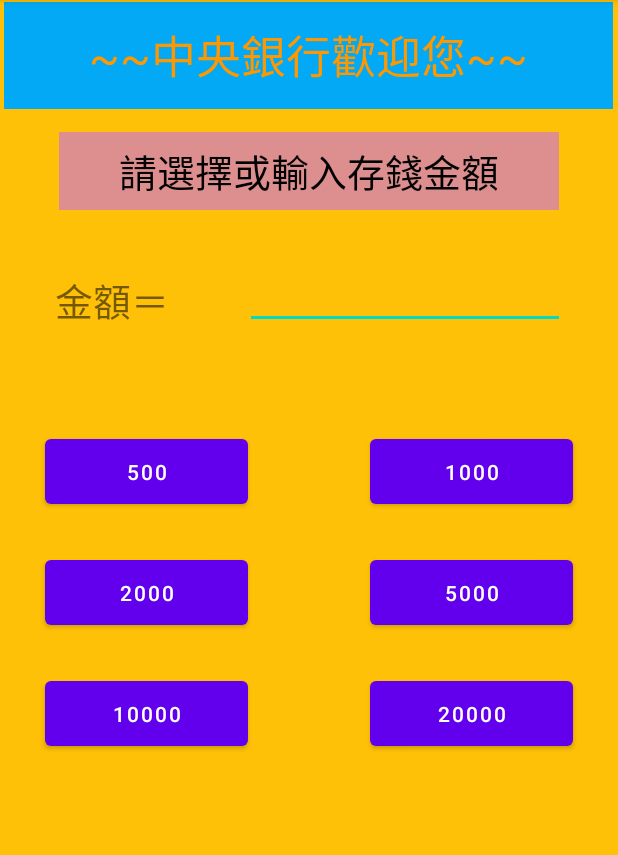
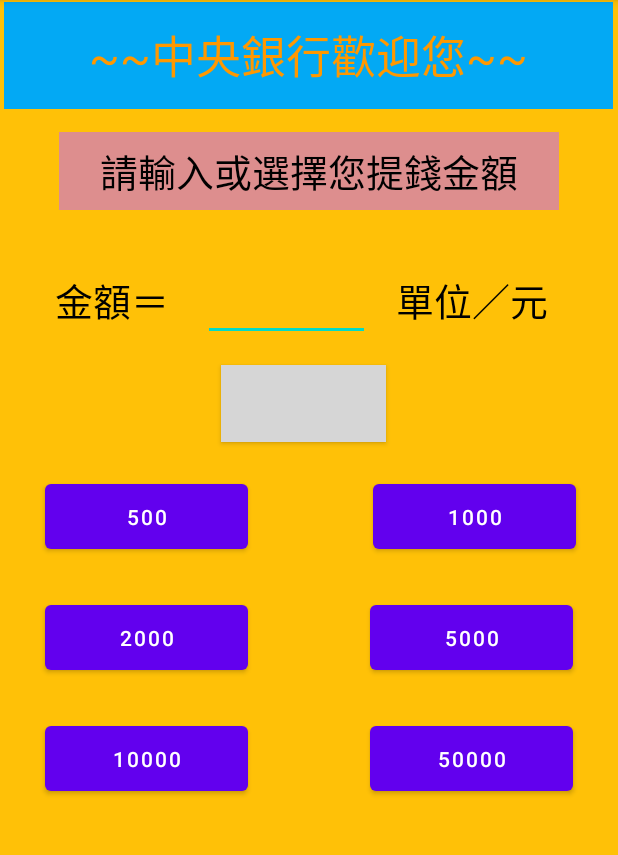
Before and after one commit to orangelee88/BankTest, an Android app: the TakeMoney screen opened directly, with no data from a screen before it, on a phone screen of 412 x 824 dp, the part 84-939 px from its top. Run offline under Robolectric (Android 15) with nearby library versions, the phone set to English and light mode, and no system bars; grey boxes are pictures that could not be loaded.

Commit message:
add TakeMoney Actitity

```diff
--- a/app/src/main/java/com/example/mybank/CheckBalances.java
+++ b/app/src/main/java/com/example/mybank/CheckBalances.java
@@ -11,6 +11,7 @@ import android.widget.Toast;
 
 public class CheckBalances extends AppCompatActivity {
     int a = 100000;
+
     /**初始值　100000元*/
     @Override
     protected void onCreate(Bundle savedInstanceState) {
@@ -22,6 +23,10 @@ public class CheckBalances extends AppCompatActivity {
             TextView result = findViewById( R.id.tv5 );/**取得 顯示金額*/
             result.setText( a );
         }
+        String money = getSharedPreferences("SaveMoney", MODE_PRIVATE)
+                .getString("money", "a");
+        TextView result = findViewById( R.id.tv5 );/**取得 顯示金額*/
+        result.setText( money );
         Button button1 = findViewById( R.id.btn1 );  /**返回按鈕*/
         button1.setOnClickListener( new View.OnClickListener() {
 
--- a/app/src/main/java/com/example/mybank/MainActivity2.java
+++ b/app/src/main/java/com/example/mybank/MainActivity2.java
@@ -43,7 +43,7 @@ public class MainActivity2 extends AppCompatActivity {
         public void onClick(View v) {
 
             Toast.makeText( MainActivity2.this, "進入銀行領錢頁面", Toast.LENGTH_SHORT ).show();
-            Intent intent = new Intent( MainActivity2.this,TakeMoney.class );/** 跳下一頁存錢頁面*/
+            Intent intent = new Intent( MainActivity2.this,TakeMoney.class );/** 跳下一頁提錢頁面*/
             startActivity( intent );
         }
         } );
--- a/app/src/main/java/com/example/mybank/TakeMoney.java
+++ b/app/src/main/java/com/example/mybank/TakeMoney.java
@@ -2,13 +2,122 @@ package com.example.mybank;
 
 import androidx.appcompat.app.AppCompatActivity;
 
+import android.content.Intent;
+import android.content.SharedPreferences;
 import android.os.Bundle;
+import android.view.View;
+import android.widget.Button;
+import android.widget.EditText;
+import android.widget.TextView;
+import android.widget.Toast;
 
 public class TakeMoney extends AppCompatActivity {
-
+    int a = 100000;
+    EditText m;                //宣告全域變數,// 輸入者結果
     @Override
     protected void onCreate(Bundle savedInstanceState) {
         super.onCreate( savedInstanceState );
         setContentView( R.layout.activity_take_money );
+        m = (EditText) findViewById( R.id.InputMoney );     // 取得輸入者金額
+        Button button1 = findViewById( R.id.btn1 );
+        button1.setOnClickListener( new View.OnClickListener() {
+
+
+            @Override
+            public void onClick(View v) {
+
+                TextView addText = findViewById( R.id.InputMoney );/** 把值-500元*/
+                a = a - 500; /**金額-500動作*/
+                String s = Integer.toString( a );
+                addText.setText( s );
+                Toast.makeText( TakeMoney.this, "提錢500元", Toast.LENGTH_SHORT ).show();
+            }
+        } );
+
+        Button button2 = findViewById( R.id.btn2 );
+        button2.setOnClickListener( new View.OnClickListener() {
+
+            @Override
+            public void onClick(View v) {
+                TextView addText = findViewById( R.id.InputMoney );/** 把值-1000元*/
+                a = a - 1000; /**金額-1000動作*/
+                String s = Integer.toString( a );
+                addText.setText( s );
+                Toast.makeText( TakeMoney.this, "提錢1000元", Toast.LENGTH_SHORT ).show();
+            }
+        } );
+
+        Button button3 = findViewById( R.id.btn3 );
+        button3.setOnClickListener( new View.OnClickListener() {
+
+            @Override
+            public void onClick(View v) {
+                TextView addText = findViewById( R.id.InputMoney );/** 把值-2000元*/
+                a = a - 2000; /**金額-2000動作*/
+                String s = Integer.toString( a );
+                addText.setText( s );
+                Toast.makeText( TakeMoney.this, "提錢2000元", Toast.LENGTH_SHORT ).show();
+            }
+        } );
+
+        Button button4 = findViewById( R.id.btn4 );
+        button4.setOnClickListener( new View.OnClickListener() {
+
+            @Override
+            public void onClick(View v) {
+                TextView addText = findViewById( R.id.InputMoney );/** 把值-5000元*/
+                a = a - 5000; /**金額-5000動作*/
+                String s = Integer.toString( a );
+                addText.setText( s );
+                Toast.makeText( TakeMoney.this, "提錢5000元", Toast.LENGTH_SHORT ).show();
+            }
+        } );
+
+        Button button5 = findViewById( R.id.btn5 );
+        button5.setOnClickListener( new View.OnClickListener() {
+
+            @Override
+            public void onClick(View v) {
+                TextView addText = findViewById( R.id.InputMoney );/** 把值-10000元*/
+                a = a - 10000; /**金額-10000動作*/
+                String s = Integer.toString( a );
+                addText.setText( s );
+                Toast.makeText( TakeMoney.this, "提錢10000元", Toast.LENGTH_SHORT ).show();
+            }
+        } );
+
+        Button button6 = findViewById( R.id.btn6 );
+        button6.setOnClickListener( new View.OnClickListener() {
+
+            @Override
+            public void onClick(View v) {
+                TextView addText = findViewById( R.id.InputMoney );/** 把值-50000元*/
+                a = a - 50000; /**金額-50000動作*/
+                String s = Integer.toString( a );
+                addText.setText( s );
+                Toast.makeText( TakeMoney.this, "提錢50000元", Toast.LENGTH_SHORT ).show();
+            }
+        } );
+
+        Button button7 = findViewById( R.id.btn7 );/**點擊確認按鈕*/
+        button7.setOnClickListener( new View.OnClickListener() {
+
+            @Override
+            public void onClick(View v) {
+
+                SharedPreferences save = getSharedPreferences( "TakeMoney", MODE_PRIVATE );
+                save.edit().putString( "money", m.getText().toString() )
+                        .apply();
+
+                Intent intent = new Intent();
+                intent.setClass( TakeMoney.this, CheckBalances.class );
+                Bundle bundle = new Bundle(); /**new一個Bundle物件，並將要傳遞的資料傳入*/
+                bundle.putString( "sum", m.getText().toString() );
+                intent.putExtras( bundle );   // 記得put進去，不然資料不會帶過去
+                Toast.makeText( TakeMoney.this, "顯示存款金額", Toast.LENGTH_SHORT ).show();
+                /**啟用意圖*/
+                startActivity( intent );
+            }
+        } );
     }
 }
--- a/app/src/main/res/layout/activity_take_money.xml
+++ b/app/src/main/res/layout/activity_take_money.xml
@@ -34,7 +34,7 @@
         android:layout_marginRight="50dp"
         android:background="#DD8E8E"
         android:gravity="center"
-        android:text="請選擇或輸入存錢金額"
+        android:text="請輸入或選擇您提錢金額"
         android:textColor="@color/black"
         android:textSize="25dp"
         app:layout_constraintEnd_toEndOf="parent"
@@ -50,6 +50,7 @@
         android:layout_marginLeft="16dp"
         android:layout_marginTop="23dp"
         android:gravity="center"
+        android:textColor="@color/black"
         android:text="金額＝"
         android:textSize="25dp"
         app:layout_constraintStart_toStartOf="parent"
@@ -58,13 +59,14 @@
 
     <EditText
         android:id="@+id/InputMoney"
-        android:layout_width="wrap_content"
-        android:layout_height="wrap_content"
-        android:layout_marginStart="30dp"
-        android:layout_marginLeft="30dp"
-        android:layout_marginTop="34dp"
+        android:layout_width="111dp"
+        android:layout_height="55dp"
+        android:layout_marginStart="2dp"
+        android:layout_marginLeft="2dp"
+        android:layout_marginTop="32dp"
         android:ems="10"
         android:inputType="number"
+        android:textColor="@color/black"
         app:layout_constraintStart_toEndOf="@+id/Show"
         app:layout_constraintTop_toBottomOf="@+id/text2"
         tools:ignore="MissingConstraints" />
@@ -75,7 +77,7 @@
         android:layout_height="55dp"
         android:layout_marginStart="30dp"
         android:layout_marginLeft="30dp"
-        android:layout_marginTop="50dp"
+        android:layout_marginTop="80dp"
         android:text="500"
         app:layout_constraintStart_toStartOf="parent"
         app:layout_constraintTop_toBottomOf="@+id/Show"
@@ -85,9 +87,9 @@
         android:id="@+id/btn2"
         android:layout_width="135dp"
         android:layout_height="55dp"
-        android:layout_marginTop="50dp"
-        android:layout_marginEnd="30dp"
-        android:layout_marginRight="30dp"
+        android:layout_marginTop="80dp"
+        android:layout_marginEnd="28dp"
+        android:layout_marginRight="28dp"
         android:text="1000"
         app:layout_constraintEnd_toEndOf="parent"
         app:layout_constraintTop_toBottomOf="@+id/Show"
@@ -136,9 +138,42 @@
         android:layout_marginTop="25dp"
         android:layout_marginEnd="30dp"
         android:layout_marginRight="30dp"
-        android:text="20000"
+        android:text="50000"
         app:layout_constraintEnd_toEndOf="parent"
         app:layout_constraintTop_toBottomOf="@+id/btn4"
         tools:ignore="MissingConstraints" />
 
+    <Button
+        android:id="@+id/btn7"
+        android:layout_width="110dp"
+        android:layout_height="51dp"
+        android:layout_marginStart="16dp"
+        android:layout_marginLeft="16dp"
+        android:layout_marginTop="16dp"
+        android:layout_marginEnd="24dp"
+        android:layout_marginRight="24dp"
+        android:background="@drawable/newtype"
+        android:text="確認"
+        android:textSize="25dp"
+        app:layout_constraintEnd_toEndOf="parent"
+        app:layout_constraintStart_toStartOf="parent"
+        app:layout_constraintTop_toBottomOf="@+id/InputMoney"
+        tools:ignore="MissingConstraints" />
+
+    <TextView
+        android:id="@+id/textView6"
+        android:layout_width="117dp"
+        android:layout_height="73dp"
+        android:layout_marginTop="23dp"
+        android:layout_marginEnd="30dp"
+        android:layout_marginRight="30dp"
+        android:gravity="center"
+        android:text="單位／元"
+        android:textColor="@color/black"
+        android:textSize="25dp"
+        app:layout_constraintEnd_toEndOf="parent"
+        app:layout_constraintStart_toEndOf="@+id/InputMoney"
+        app:layout_constraintTop_toBottomOf="@+id/text2"
+        tools:ignore="MissingConstraints" />
+
 </androidx.constraintlayout.widget.ConstraintLayout>
```
Also changed, not shown: app/src/main/java/com/example/mybank/SaveMoney.java (+8 -6 lines).
